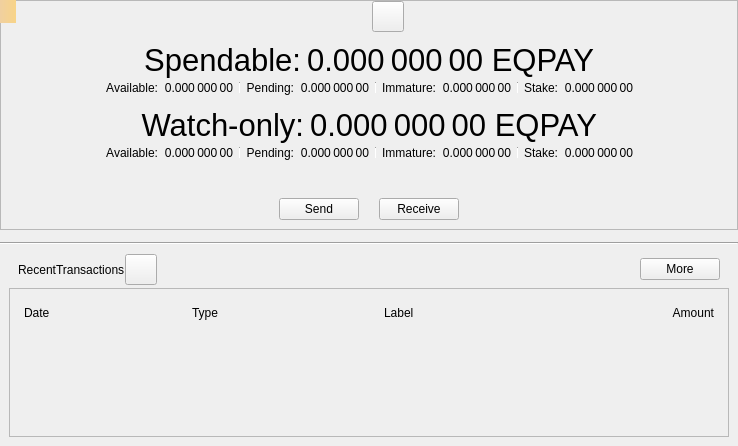
Above: src/qt/forms/overviewpage.ui from equitypay/eqpay before the change. Below: the same form after it.
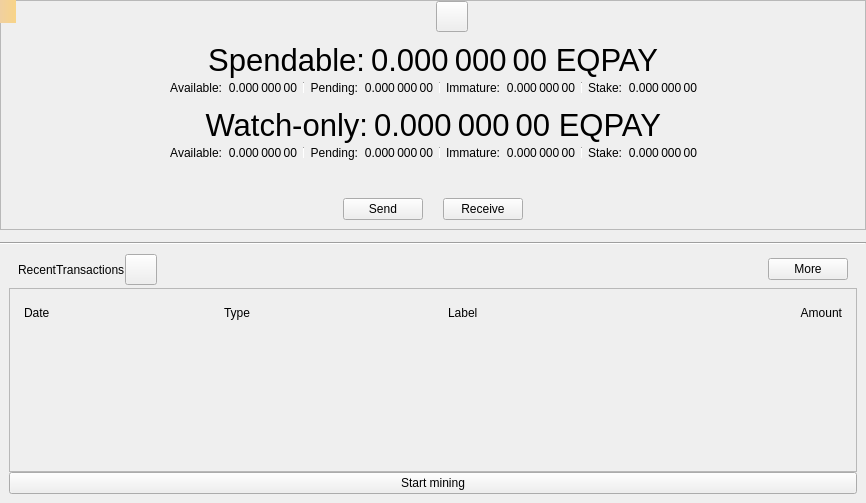
That is the form after the change. Icons and pictures are not drawn. Custom widgets are drawn as their Qt base class.

Diff of the .ui file:
```diff
--- a/src/qt/forms/overviewpage.ui
+++ b/src/qt/forms/overviewpage.ui
@@ -6,8 +6,8 @@
    <rect>
     <x>0</x>
     <y>0</y>
-    <width>738</width>
-    <height>446</height>
+    <width>866</width>
+    <height>503</height>
    </rect>
   </property>
   <property name="windowTitle">
@@ -1117,6 +1117,13 @@
         </item>
        </layout>
       </item>
+      <item>
+       <widget class="QPushButton" name="generateButton">
+        <property name="text">
+         <string>Start mining</string>
+        </property>
+       </widget>
+      </item>
      </layout>
     </widget>
    </item>
```
Left out of the diff: 3 changed lines with no effect on the pictures.
